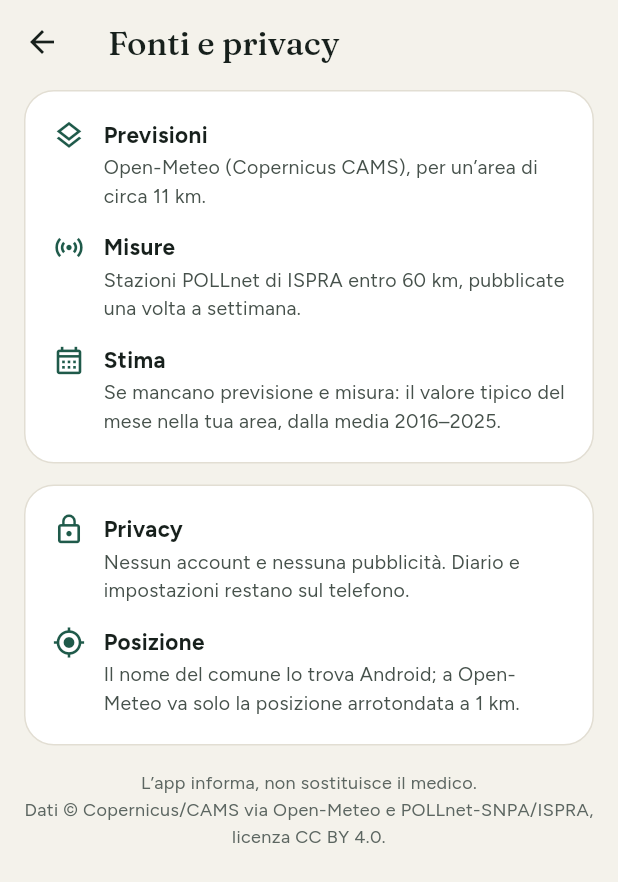
After one commit to lorenzocaputodev/allergy_radar, a Flutter app: the InfoScreen screen opened directly, on a phone screen of 412 x 824 dp. The commit adds this screen. Shown: the top 882 px of the screen. Run offline on Flutter 3.47's test engine with Material 3 defaults, Android fonts, the phone set to English and light mode, and no system bars; our stand-ins replace flutter_local_notifications, geocoding, geolocator, pdf, shared_preferences, timezone; missing offline and left inert: file_selector, flutter_file_dialog, workmanager; accounts and stored records are empty.

Commit message:
fix: contenuto delle pagine fuori dalle barre di sistema anche in orizzontale

```diff
--- a/lib/screens/alerts_screen.dart
+++ b/lib/screens/alerts_screen.dart
@@ -9,6 +9,7 @@ import '../services/alerts_service.dart';
 import '../state/app_state.dart';
 import '../state/diary_state.dart';
 import '../theme/palette.dart';
+import '../widgets/page_list.dart';
 
 class AlertsScreen extends StatefulWidget {
   const AlertsScreen({super.key});
@@ -39,8 +40,8 @@ class _AlertsScreenState extends State<AlertsScreen> {
     final diary = context.watch<DiaryState>();
     return Scaffold(
       appBar: AppBar(title: const Text('Avvisi')),
-      body: ListView(
-        padding: EdgeInsets.fromLTRB(16, 8, 16, 24 + MediaQuery.paddingOf(context).bottom),
+      body: PageList(
+        padding: const EdgeInsets.fromLTRB(16, 8, 16, 24),
         children: [
           AlertSettingsEditor(
             value: state.alerts,
--- a/lib/screens/allergen_detail_screen.dart
+++ b/lib/screens/allergen_detail_screen.dart
@@ -9,6 +9,7 @@ import '../state/app_state.dart';
 import '../theme/palette.dart';
 import '../utils/format.dart';
 import '../widgets/level_widgets.dart';
+import '../widgets/page_list.dart';
 
 class AllergenDetailScreen extends StatelessWidget {
   const AllergenDetailScreen({super.key, required this.allergenId});
@@ -27,8 +28,8 @@ class AllergenDetailScreen extends StatelessWidget {
 
     return Scaffold(
       appBar: AppBar(),
-      body: ListView(
-        padding: EdgeInsets.fromLTRB(16, 0, 16, 32 + MediaQuery.paddingOf(context).bottom),
+      body: PageList(
+        padding: const EdgeInsets.fromLTRB(16, 0, 16, 32),
         children: [
           Padding(
             padding: const EdgeInsets.fromLTRB(4, 0, 4, 16),
--- a/lib/screens/allergens_screen.dart
+++ b/lib/screens/allergens_screen.dart
@@ -6,6 +6,7 @@ import '../models/level.dart';
 import '../state/app_state.dart';
 import '../theme/palette.dart';
 import '../widgets/level_widgets.dart';
+import '../widgets/page_list.dart';
 import '../widgets/settings_group.dart';
 import 'allergen_detail_screen.dart';
 
@@ -60,8 +61,8 @@ class AllergensScreen extends StatelessWidget {
 
     return Scaffold(
       appBar: AppBar(title: const Text('I miei allergeni')),
-      body: ListView(
-        padding: EdgeInsets.fromLTRB(16, 0, 16, 24 + MediaQuery.paddingOf(context).bottom),
+      body: PageList(
+        padding: const EdgeInsets.fromLTRB(16, 0, 16, 24),
         children: [
           Padding(
             padding: const EdgeInsets.fromLTRB(4, 4, 4, 0),
--- a/lib/screens/info_screen.dart
+++ b/lib/screens/info_screen.dart
@@ -2,6 +2,7 @@ import 'package:flutter/material.dart';
 
 import '../theme/palette.dart';
 import '../widgets/level_widgets.dart';
+import '../widgets/page_list.dart';
 
 class InfoScreen extends StatelessWidget {
   const InfoScreen({super.key});
@@ -11,8 +12,8 @@ class InfoScreen extends StatelessWidget {
     final p = context.palette;
     return Scaffold(
       appBar: AppBar(title: const Text('Fonti e privacy')),
-      body: ListView(
-        padding: EdgeInsets.fromLTRB(16, 4, 16, 24 + MediaQuery.paddingOf(context).bottom),
+      body: PageList(
+        padding: const EdgeInsets.fromLTRB(16, 4, 16, 24),
         children: [
           const SectionCard(
             children: [
--- a/lib/screens/log_entry_screen.dart
+++ b/lib/screens/log_entry_screen.dart
@@ -8,6 +8,7 @@ import '../state/app_state.dart';
 import '../state/diary_state.dart';
 import '../theme/palette.dart';
 import '../utils/format.dart';
+import '../widgets/page_list.dart';
 
 class LogEntryScreen extends StatefulWidget {
   const LogEntryScreen({super.key, required this.date});
@@ -132,8 +133,8 @@ class _LogEntryScreenState extends State<LogEntryScreen> {
           const SizedBox(width: 8),
         ],
       ),
-      body: ListView(
-        padding: EdgeInsets.fromLTRB(16, 0, 16, 24 + MediaQuery.paddingOf(context).bottom),
+      body: PageList(
+        padding: const EdgeInsets.fromLTRB(16, 0, 16, 24),
         children: [
           Padding(
             padding: const EdgeInsets.symmetric(horizontal: 4),
--- a/lib/screens/medications_screen.dart
+++ b/lib/screens/medications_screen.dart
@@ -3,6 +3,7 @@ import 'package:provider/provider.dart';
 
 import '../state/diary_state.dart';
 import '../theme/palette.dart';
+import '../widgets/page_list.dart';
 import '../widgets/settings_group.dart';
 import 'log_entry_screen.dart';
 
@@ -14,8 +15,8 @@ class MedicationsScreen extends StatelessWidget {
     final diary = context.watch<DiaryState>();
     return Scaffold(
       appBar: AppBar(title: const Text('Farmaci')),
-      body: ListView(
-        padding: EdgeInsets.fromLTRB(16, 0, 16, 24 + MediaQuery.paddingOf(context).bottom),
+      body: PageList(
+        padding: const EdgeInsets.fromLTRB(16, 0, 16, 24),
         children: [
           Padding(
             padding: const EdgeInsets.fromLTRB(4, 4, 4, 12),
--- a/lib/screens/notifications_screen.dart
+++ b/lib/screens/notifications_screen.dart
@@ -11,6 +11,7 @@ import '../services/alert_planner.dart';
 import '../state/app_state.dart';
 import '../theme/palette.dart';
 import '../utils/format.dart';
+import '../widgets/page_list.dart';
 import 'alerts_screen.dart';
 import 'log_entry_screen.dart';
 
@@ -68,8 +69,8 @@ class _NotificationsScreenState extends State<NotificationsScreen> {
           if (!snap.hasData) return const Center(child: CircularProgressIndicator());
           final now = DateTime.now();
           final log = AlertLog.read(snap.data!, now);
-          return ListView(
-            padding: EdgeInsets.fromLTRB(16, 8, 16, 24 + MediaQuery.paddingOf(context).bottom),
+          return PageList(
+            padding: const EdgeInsets.fromLTRB(16, 8, 16, 24),
             children: [
               if (!alertsOn)
                 Padding(
--- a/lib/screens/place_search_screen.dart
+++ b/lib/screens/place_search_screen.dart
@@ -2,6 +2,7 @@ import 'package:flutter/material.dart';
 import 'package:provider/provider.dart';
 
 import '../state/app_state.dart';
+import '../widgets/page_list.dart';
 import '../widgets/place_search.dart';
 
 class PlaceSearchScreen extends StatelessWidget {
@@ -12,8 +13,8 @@ class PlaceSearchScreen extends StatelessWidget {
     final current = context.watch<AppState>().place;
     return Scaffold(
       appBar: AppBar(title: const Text('Luogo')),
-      body: ListView(
-        padding: EdgeInsets.fromLTRB(16, 16, 16, 16 + MediaQuery.paddingOf(context).bottom),
+      body: PageList(
+        padding: const EdgeInsets.fromLTRB(16, 16, 16, 16),
         children: [
           PlaceSearch(
             autofocus: true,
--- a/lib/screens/trend_screen.dart
+++ b/lib/screens/trend_screen.dart
@@ -9,6 +9,7 @@ import '../state/diary_state.dart';
 import '../theme/palette.dart';
 import '../utils/format.dart';
 import '../widgets/level_widgets.dart';
+import '../widgets/page_list.dart';
 import 'log_entry_screen.dart';
 
 class TrendScreen extends StatefulWidget {
@@ -41,8 +42,8 @@ class _TrendScreenState extends State<TrendScreen> {
 
     return Scaffold(
       appBar: AppBar(title: const Text('Andamento')),
-      body: ListView(
-        padding: EdgeInsets.fromLTRB(16, 4, 16, 24 + MediaQuery.paddingOf(context).bottom),
+      body: PageList(
+        padding: const EdgeInsets.fromLTRB(16, 4, 16, 24),
         children: [
           Wrap(
             spacing: 8,
--- /dev/null
+++ b/lib/widgets/page_list.dart
@@ -0,0 +1,19 @@
+import 'package:flutter/material.dart';
+
+/// Contenuto a scorrimento di una pagina aperta sopra le schede.
+///
+/// ListView aggiunge da sola le aree di sistema (barra di navigazione, notch) solo se non riceve
+/// un [padding]: qui si sommano al margine della pagina, anche ai lati per l'orizzontale.
+/// Le si legge dal contesto del corpo, dove l'AppBar ha già tolto quella in alto.
+class PageList extends StatelessWidget {
+  const PageList({super.key, required this.padding, required this.children});
+
+  final EdgeInsets padding;
+  final List<Widget> children;
+
+  @override
+  Widget build(BuildContext context) {
+    final safe = MediaQuery.paddingOf(context);
+    return ListView(padding: padding + EdgeInsets.fromLTRB(safe.left, 0, safe.right, safe.bottom), children: children);
+  }
+}
```
Also changed, not shown: 1 other file.
